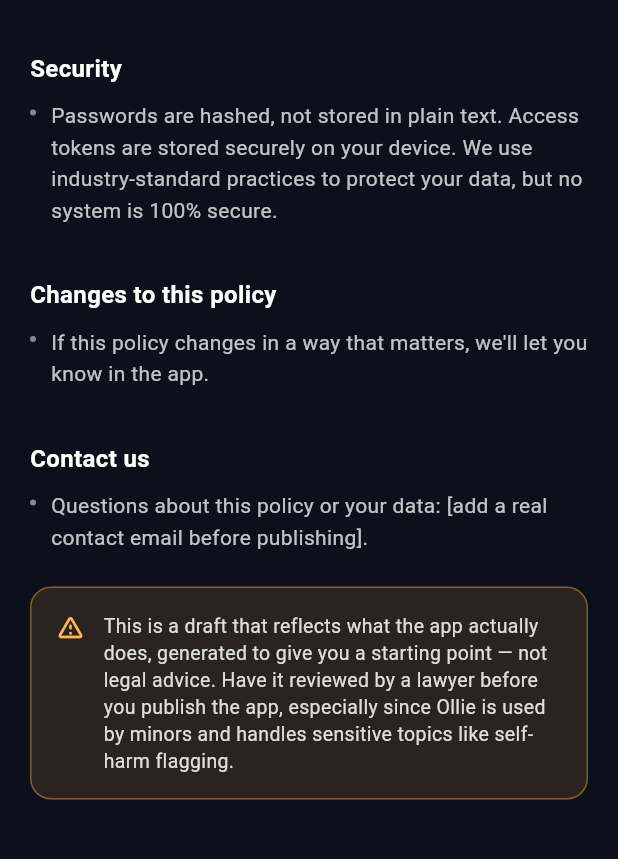
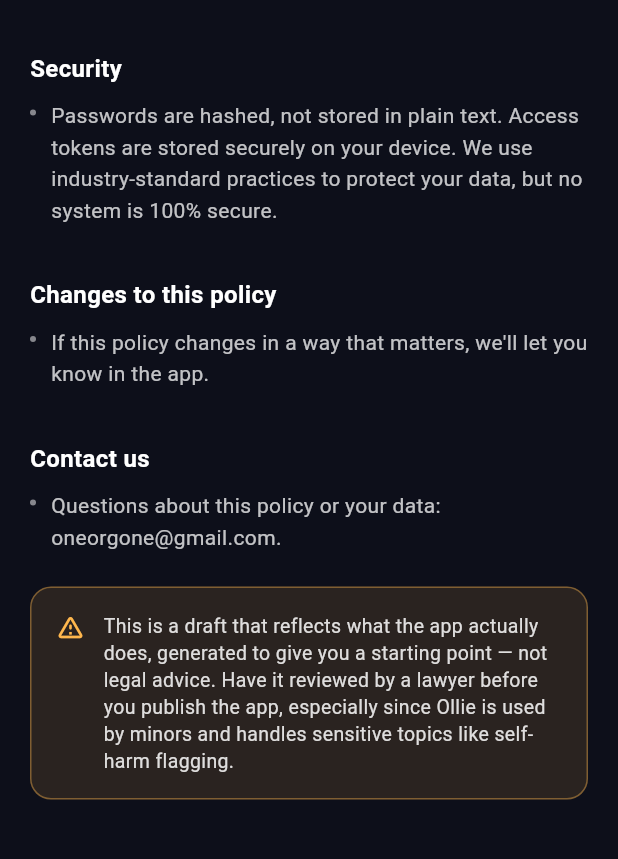
Before and after one commit to ollie81/ollie-flutter, a Flutter app: the PrivacyPolicyScreen screen opened directly, scrolled down 2279 dp, on a phone screen of 412 x 824 dp, the part 344-1203 px from its top. Run offline on Flutter 3.47's test engine with Material 3 defaults, Android fonts, the phone set to English and light mode, and no system bars; our stand-ins replace audioplayers, firebase_core, firebase_messaging, flutter_secure_storage, google_mobile_ads, google_sign_in and 7 more; missing offline and left inert: flutter_sound; accounts and stored records are empty; Roboto replaces fonts that are missing (SF Pro Display).

Commit message:
Fill in real contact email in privacy policy and terms of service
Co-Authored-By: Claude Sonnet 5 <noreply@anthropic.com>
Claude-Session: https://claude.ai/code/session_01YS3Es1KcYh6ZUWobHe9Axw

```diff
--- a/lib/screens/privacy_policy_screen.dart
+++ b/lib/screens/privacy_policy_screen.dart
@@ -97,7 +97,7 @@ class PrivacyPolicyScreen extends StatelessWidget {
             _bullet('If this policy changes in a way that matters, we\'ll let you know in the app.'),
           ]),
           _section('Contact us', [
-            _bullet('Questions about this policy or your data: [add a real contact email before publishing].'),
+            _bullet('Questions about this policy or your data: oneorgone@gmail.com.'),
           ]),
           const SizedBox(height: 12),
           _draftNotice(),
--- a/lib/screens/terms_of_service_screen.dart
+++ b/lib/screens/terms_of_service_screen.dart
@@ -102,7 +102,7 @@ class TermsOfServiceScreen extends StatelessWidget {
             _bullet('[Insert governing law / jurisdiction here before publishing.]'),
           ]),
           _section('Contact us', [
-            _bullet('Questions about these terms: [add a real contact email before publishing].'),
+            _bullet('Questions about these terms: oneorgone@gmail.com.'),
           ]),
           const SizedBox(height: 12),
           _draftNotice(),
```
